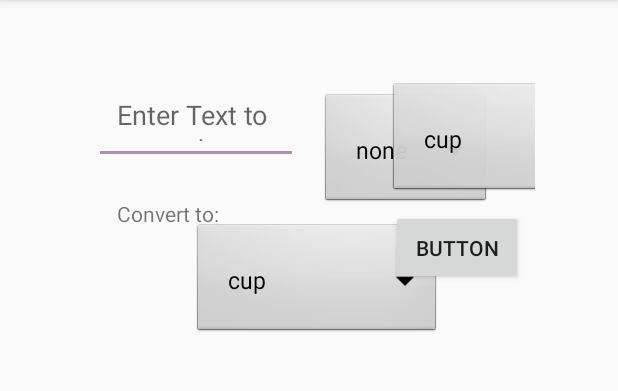
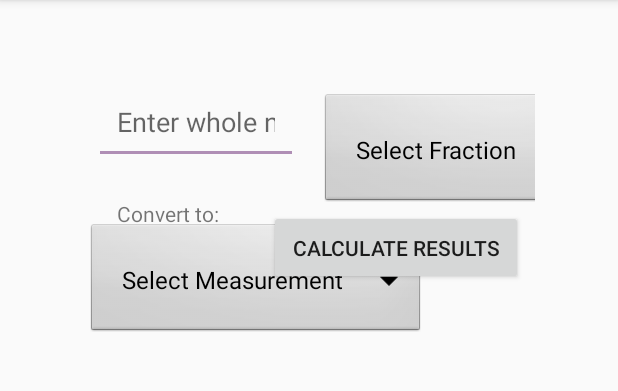
Before and after one commit to cperlste/KitchenConverter, an Android app: the screen it shows after launch (MainActivity), on a phone screen of 412 x 824 dp, the part 84-475 px from its top. Run offline under Robolectric (Android 15) with nearby library versions, the phone set to English and light mode, and no system bars.

Commit message:
a finished main activity that works!!! YAY!!

```diff
--- a/app/src/main/res/layout/content_main.xml
+++ b/app/src/main/res/layout/content_main.xml
@@ -18,7 +18,8 @@
         android:layout_gravity="center"
         android:layout_marginStart="8dp"
         android:layout_marginTop="8dp"
-        android:hint="Enter Text to convert"
+        android:hint="@string/enter_whole_number_to_convert"
+        android:inputType="number"
         android:padding="@dimen/standard_border"
         app:layout_constraintStart_toStartOf="parent"
         app:layout_constraintTop_toTopOf="parent" />
@@ -61,7 +62,7 @@
         android:layout_marginEnd="8dp"
         android:onClick="calcResults"
         android:padding="@dimen/standard_border"
-        android:text="Button"
+        android:text="Calculate Results"
         app:layout_constraintEnd_toEndOf="parent"
         app:layout_constraintTop_toBottomOf="@+id/spinner_measurement" />
 
@@ -106,4 +107,13 @@
 
     </Spinner>
 
+    <TextView
+        android:id="@+id/tv_results"
+        android:layout_width="wrap_content"
+        android:layout_height="wrap_content"
+        android:layout_marginStart="8dp"
+        app:layout_constraintBottom_toBottomOf="@+id/converted_output"
+        app:layout_constraintEnd_toEndOf="@+id/converted_output"
+        app:layout_constraintStart_toStartOf="@+id/converted_output" />
+
 </androidx.constraintlayout.widget.ConstraintLayout>
--- a/app/src/main/res/values/strings.xml
+++ b/app/src/main/res/values/strings.xml
@@ -1,3 +1,4 @@
 <resources>
     <string name="app_name">Kitchen Converter</string>
+    <string name="enter_whole_number_to_convert">Enter whole number to convert</string>
 </resources>
```
Also changed, not shown: app/src/main/java/com/example/kitchenconverter/MainActivity.java (+44 -65 lines).
